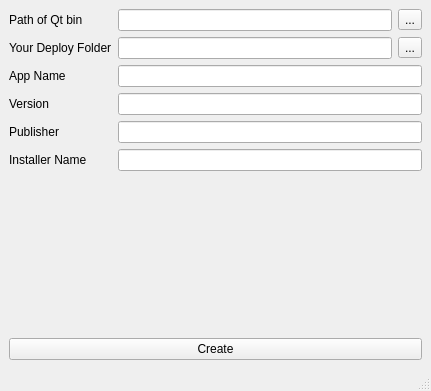
Qt form mainwindow.ui (mguludag/QSetupCreator) before a commit.
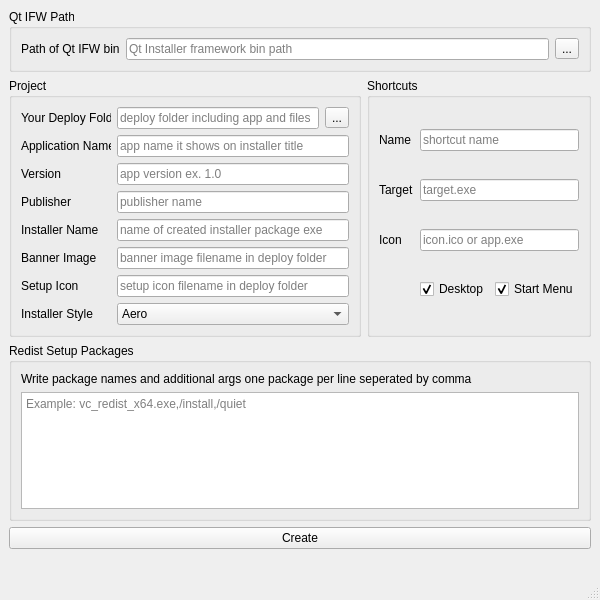
The same form after that commit.

```diff
--- a/mainwindow.ui
+++ b/mainwindow.ui
@@ -6,46 +6,37 @@
    <rect>
     <x>0</x>
     <y>0</y>
-    <width>431</width>
-    <height>391</height>
+    <width>600</width>
+    <height>600</height>
    </rect>
   </property>
+  <property name="minimumSize">
+   <size>
+    <width>600</width>
+    <height>600</height>
+   </size>
+  </property>
+  <property name="maximumSize">
+   <size>
+    <width>600</width>
+    <height>600</height>
+   </size>
+  </property>
   <property name="windowTitle">
    <string>MainWindow</string>
   </property>
   <widget class="QWidget" name="centralwidget">
+   <layout class="QGridLayout" name="gridLayout_4">
+    <item row="0" column="0" colspan="2">
+     <widget class="QGroupBox" name="groupBox">
+      <property name="title">
+       <string>Qt IFW Path</string>
+      </property>
    <layout class="QGridLayout" name="gridLayout">
     <item row="0" column="0">
      <widget class="QLabel" name="label">
       <property name="text">
-       <string>Path of Qt bin</string>
-      </property>
-     </widget>
-    </item>
-    <item row="3" column="1">
-     <widget class="QLineEdit" name="lineEdit_version">
-      <property name="minimumSize">
-       <size>
-        <width>200</width>
-        <height>0</height>
-       </size>
-      </property>
-     </widget>
-    </item>
-    <item row="3" column="0">
-     <widget class="QLabel" name="label_5">
-      <property name="text">
-       <string>Version</string>
-      </property>
-     </widget>
-    </item>
-    <item row="5" column="1">
-     <widget class="QLineEdit" name="lineEdit_installername">
-      <property name="minimumSize">
-       <size>
-        <width>232</width>
-        <height>0</height>
-       </size>
+          <string>Path of Qt IFW bin</string>
       </property>
      </widget>
     </item>
@@ -59,6 +50,9 @@
           <height>0</height>
          </size>
         </property>
+           <property name="placeholderText">
+            <string>Qt Installer framework bin path</string>
+           </property>
        </widget>
       </item>
       <item>
@@ -70,14 +64,36 @@
       </item>
      </layout>
     </item>
-    <item row="2" column="1">
-     <widget class="QLineEdit" name="lineEdit_appname">
+      </layout>
+     </widget>
+    </item>
+    <item row="1" column="0">
+     <widget class="QGroupBox" name="groupBox_2">
+      <property name="title">
+       <string>Project</string>
+      </property>
+      <layout class="QGridLayout" name="gridLayout_2">
+       <item row="2" column="0">
+        <widget class="QLabel" name="label_3">
+         <property name="text">
+          <string>Application Name</string>
+         </property>
+        </widget>
+       </item>
+       <item row="4" column="1" colspan="3">
+        <widget class="QLineEdit" name="lineEdit_pub">
       <property name="minimumSize">
        <size>
         <width>200</width>
         <height>0</height>
        </size>
       </property>
+         <property name="text">
+          <string/>
+         </property>
+         <property name="placeholderText">
+          <string>publisher name</string>
+         </property>
      </widget>
     </item>
     <item row="5" column="0">
@@ -87,10 +103,30 @@
       </property>
      </widget>
     </item>
-    <item row="2" column="0">
-     <widget class="QLabel" name="label_3">
+       <item row="8" column="1" colspan="3">
+        <widget class="QComboBox" name="comboBox_style">
+         <item>
       <property name="text">
-       <string>App Name</string>
+           <string>Aero</string>
+          </property>
+         </item>
+         <item>
+          <property name="text">
+           <string>Modern</string>
+          </property>
+         </item>
+        </widget>
+       </item>
+       <item row="2" column="1" colspan="3">
+        <widget class="QLineEdit" name="lineEdit_appname">
+         <property name="minimumSize">
+          <size>
+           <width>200</width>
+           <height>0</height>
+          </size>
+         </property>
+         <property name="placeholderText">
+          <string>app name it shows on installer title</string>
       </property>
      </widget>
     </item>
@@ -101,7 +137,7 @@
       </property>
      </widget>
     </item>
-    <item row="1" column="1">
+       <item row="0" column="1" colspan="3">
      <layout class="QHBoxLayout" name="horizontalLayout_2">
       <item>
        <widget class="QLineEdit" name="lineEdit_deploy">
@@ -111,6 +147,12 @@
           <height>0</height>
          </size>
         </property>
+           <property name="toolTip">
+            <string>&lt;html&gt;&lt;head/&gt;&lt;body&gt;&lt;p&gt;You can add&lt;span style=&quot; font-weight:600;&quot;&gt; banner.png&lt;/span&gt; and &lt;span style=&quot; font-weight:600;&quot;&gt;setup.ico&lt;/span&gt; into deploy folder for installer icon and banner&lt;/p&gt;&lt;/body&gt;&lt;/html&gt;</string>
+           </property>
+           <property name="placeholderText">
+            <string>deploy folder including app and files</string>
+           </property>
        </widget>
       </item>
       <item>
@@ -122,40 +164,192 @@
       </item>
      </layout>
     </item>
-    <item row="4" column="1">
-     <widget class="QLineEdit" name="lineEdit_pub">
+       <item row="3" column="0">
+        <widget class="QLabel" name="label_5">
+         <property name="text">
+          <string>Version</string>
+         </property>
+        </widget>
+       </item>
+       <item row="5" column="1" colspan="3">
+        <widget class="QLineEdit" name="lineEdit_installername">
       <property name="minimumSize">
        <size>
-        <width>200</width>
+           <width>232</width>
         <height>0</height>
        </size>
       </property>
-      <property name="text">
-       <string/>
+         <property name="placeholderText">
+          <string>name of created installer package exe</string>
       </property>
      </widget>
     </item>
-    <item row="1" column="0">
+       <item row="0" column="0">
      <widget class="QLabel" name="label_2">
       <property name="text">
        <string>Your Deploy Folder</string>
       </property>
      </widget>
     </item>
-    <item row="6" column="1">
-     <spacer name="verticalSpacer">
-      <property name="orientation">
-       <enum>Qt::Vertical</enum>
-      </property>
-      <property name="sizeHint" stdset="0">
+       <item row="8" column="0">
+        <widget class="QLabel" name="label_7">
+         <property name="text">
+          <string>Installer Style</string>
+         </property>
+        </widget>
+       </item>
+       <item row="3" column="1" colspan="3">
+        <widget class="QLineEdit" name="lineEdit_version">
+         <property name="minimumSize">
        <size>
-        <width>20</width>
-        <height>40</height>
-       </size>
-      </property>
-     </spacer>
-    </item>
-    <item row="7" column="0" colspan="2">
+           <width>200</width>
+           <height>0</height>
+          </size>
+         </property>
+         <property name="placeholderText">
+          <string>app version ex. 1.0</string>
+         </property>
+        </widget>
+       </item>
+       <item row="6" column="1" colspan="3">
+        <widget class="QLineEdit" name="lineEdit_banner">
+         <property name="placeholderText">
+          <string>banner image filename in deploy folder</string>
+         </property>
+        </widget>
+       </item>
+       <item row="6" column="0">
+        <widget class="QLabel" name="label_11">
+         <property name="text">
+          <string>Banner Image</string>
+         </property>
+        </widget>
+       </item>
+       <item row="7" column="0">
+        <widget class="QLabel" name="label_13">
+         <property name="text">
+          <string>Setup Icon</string>
+         </property>
+        </widget>
+       </item>
+       <item row="7" column="1" colspan="3">
+        <widget class="QLineEdit" name="lineEdit_setupicon">
+         <property name="placeholderText">
+          <string>setup icon filename in deploy folder</string>
+         </property>
+        </widget>
+       </item>
+      </layout>
+     </widget>
+    </item>
+    <item row="1" column="1">
+     <widget class="QGroupBox" name="groupBox_3">
+      <property name="title">
+       <string>Shortcuts</string>
+      </property>
+      <layout class="QGridLayout" name="gridLayout_3">
+       <item row="0" column="0">
+        <widget class="QLabel" name="label_8">
+         <property name="text">
+          <string>Name</string>
+         </property>
+        </widget>
+       </item>
+       <item row="0" column="1" colspan="2">
+        <widget class="QLineEdit" name="lineEdit_nameshortcut">
+         <property name="placeholderText">
+          <string>shortcut name</string>
+         </property>
+        </widget>
+       </item>
+       <item row="1" column="0">
+        <widget class="QLabel" name="label_9">
+         <property name="text">
+          <string>Target</string>
+         </property>
+        </widget>
+       </item>
+       <item row="1" column="1" colspan="2">
+        <widget class="QLineEdit" name="lineEdit_target">
+         <property name="placeholderText">
+          <string>target.exe</string>
+         </property>
+        </widget>
+       </item>
+       <item row="2" column="0">
+        <widget class="QLabel" name="label_12">
+         <property name="text">
+          <string>Icon</string>
+         </property>
+        </widget>
+       </item>
+       <item row="2" column="1" colspan="2">
+        <widget class="QLineEdit" name="lineEdit_icon">
+         <property name="placeholderText">
+          <string>icon.ico or app.exe</string>
+         </property>
+        </widget>
+       </item>
+       <item row="3" column="1">
+        <widget class="QCheckBox" name="checkBox_desktop">
+         <property name="text">
+          <string>Desktop</string>
+         </property>
+         <property name="checked">
+          <bool>true</bool>
+         </property>
+        </widget>
+       </item>
+       <item row="3" column="2">
+        <widget class="QCheckBox" name="checkBox_startmenu">
+         <property name="text">
+          <string>Start Menu</string>
+         </property>
+         <property name="checked">
+          <bool>true</bool>
+         </property>
+        </widget>
+       </item>
+      </layout>
+     </widget>
+    </item>
+    <item row="2" column="0" colspan="2">
+     <widget class="QGroupBox" name="groupBox_6">
+      <property name="title">
+       <string>Redist Setup Packages</string>
+      </property>
+      <layout class="QGridLayout" name="gridLayout_6">
+       <item row="1" column="0">
+        <widget class="QTextEdit" name="textEdit">
+         <property name="lineWrapMode">
+          <enum>QTextEdit::NoWrap</enum>
+         </property>
+         <property name="acceptRichText">
+          <bool>true</bool>
+         </property>
+         <property name="placeholderText">
+          <string>Example: vc_redist_x64.exe,/install,/quiet</string>
+         </property>
+        </widget>
+       </item>
+       <item row="0" column="0">
+        <widget class="QLabel" name="label_10">
+         <property name="text">
+          <string>Write package names and additional args one package per line seperated by comma</string>
+         </property>
+        </widget>
+       </item>
+      </layout>
+     </widget>
+    </item>
+    <item row="4" column="0">
+     <widget class="QLabel" name="label_status">
+      <property name="text">
+       <string/>
+      </property>
+     </widget>
+    </item>
+    <item row="3" column="0" colspan="2">
      <widget class="QPushButton" name="pushButton">
       <property name="text">
        <string>Create</string>
```
Left out of the diff: 5 changed lines with no effect on the pictures. Lines whose indentation alone changed are shown as unchanged.
